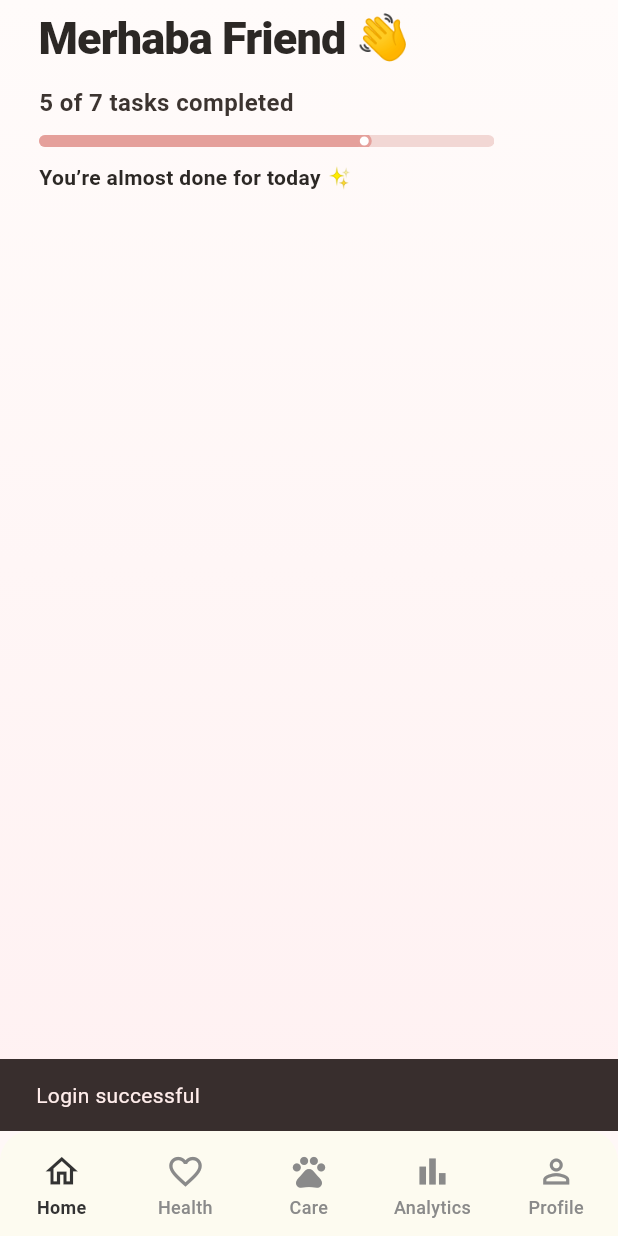
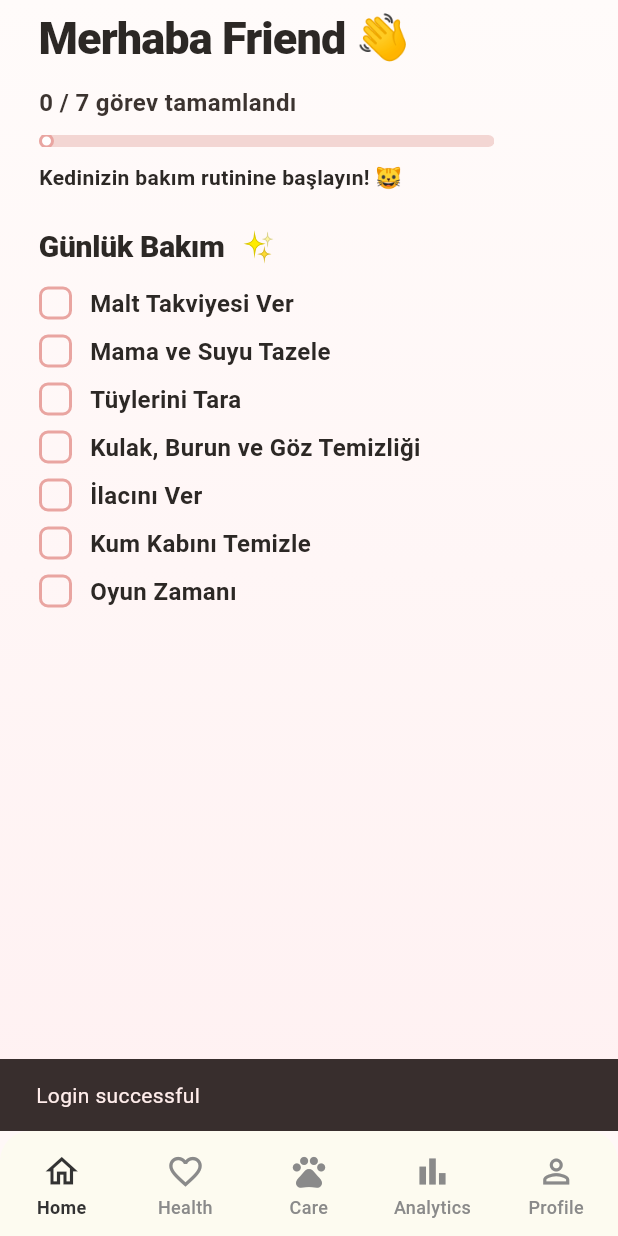
Before and after one commit to aleynayldzz/SmartPaw, a Flutter app: the HomeScreen screen opened directly, on a phone screen of 412 x 824 dp. Run offline on Flutter 3.47's test engine with Material 3 defaults, Android fonts, the phone set to English and light mode, and no system bars; our stand-ins replace flutter_secure_storage, jwt_decoder; accounts and stored records are empty.

Commit message:
#20 Daily Tasks Management frontend is finished.

```diff
--- a/smart_paw/lib/screens/home_screen.dart
+++ b/smart_paw/lib/screens/home_screen.dart
@@ -17,8 +17,23 @@ class _HomeScreenState extends State<HomeScreen> {
   static const int _profileTabIndex = 4;
 
   int _navIndex = 0;
-  final int _completedDailyTasks = 5;
-  final int _totalDailyTasks = 7;
+  late final List<_DailyTaskItem> _dailyTasks = const [
+    _DailyTaskItem(title: 'Malt Takviyesi Ver'),
+    _DailyTaskItem(title: 'Mama ve Suyu Tazele'),
+    _DailyTaskItem(title: 'Tüylerini Tara'),
+    _DailyTaskItem(
+      title: 'Kulak, Burun ve Göz Temizliği',
+    ),
+    _DailyTaskItem(title: 'İlacını Ver'),
+    _DailyTaskItem(title: 'Kum Kabını Temizle'),
+    _DailyTaskItem(title: 'Oyun Zamanı'),
+  ];
+
+  late final List<bool> _dailyTaskDone =
+      List<bool>.filled(_dailyTasks.length, false);
+
+  int get _completedDailyTasks => _dailyTaskDone.where((x) => x).length;
+  int get _totalDailyTasks => _dailyTasks.length;
 
   /// Registered profile name: first token for a short greeting (e.g. "Aleyna 👋").
   String get _profileGreetingName {
@@ -94,6 +109,11 @@ class _HomeScreenState extends State<HomeScreen> {
                         greetingName: _profileGreetingName,
                         completed: _completedDailyTasks,
                         total: _totalDailyTasks,
+                        tasks: _dailyTasks,
+                        taskDone: _dailyTaskDone,
+                        onToggleTask: (i) => setState(() {
+                          _dailyTaskDone[i] = !_dailyTaskDone[i];
+                        }),
                       )
                     : Center(
                         child: Padding(
@@ -133,11 +153,17 @@ class _HomeGreetingScroll extends StatelessWidget {
     required this.greetingName,
     required this.completed,
     required this.total,
+    required this.tasks,
+    required this.taskDone,
+    required this.onToggleTask,
   });
 
   final String greetingName;
   final int completed;
   final int total;
+  final List<_DailyTaskItem> tasks;
+  final List<bool> taskDone;
+  final ValueChanged<int> onToggleTask;
 
   static const Color _headingColor = Color(0xFF2C2825);
 
@@ -169,6 +195,36 @@ class _HomeGreetingScroll extends StatelessWidget {
           ),
           const SizedBox(height: 14),
           _DailyProgressHeader(completed: completed, total: total),
+          const SizedBox(height: 22),
+          const Text.rich(
+            TextSpan(
+              children: [
+                TextSpan(
+                  text: 'Günlük Bakım ',
+                  style: TextStyle(
+                    fontSize: 20,
+                    fontWeight: FontWeight.w800,
+                    color: _headingColor,
+                    letterSpacing: -0.2,
+                  ),
+                ),
+                TextSpan(
+                  text: ' ✨',
+                  style: TextStyle(
+                    fontSize: 20,
+                    fontWeight: FontWeight.w800,
+                    color: _headingColor,
+                  ),
+                ),
+              ],
+            ),
+          ),
+          const SizedBox(height: 12),
+          _DailyTaskList(
+            tasks: tasks,
+            done: taskDone,
+            onToggle: onToggleTask,
+          ),
         ],
       ),
     );
@@ -183,8 +239,8 @@ class _DailyProgressHeader extends StatelessWidget {
 
   static const Color _textColor = Color(0xFF2C2825);
   static const Color _counterColor = Color(0xFF3C3430);
-  static const Color _track = Color(0xFFF2D7D4); // pastel pink track (was yellow-ish in ref)
-  static const Color _fill = Color(0xFFE5A09B); // primary pink fill
+  static const Color _track = Color(0xFFF3D6D3); // pastel pink track
+  static const Color _fill = Color(0xFFE9A5A1); // app primary pink
   static const double _barHeight = 8;
 
   double get _ratio {
@@ -196,14 +252,14 @@ class _DailyProgressHeader extends StatelessWidget {
 
   String get _subtitle {
     final pct = (_ratio * 100).round();
-    if (pct <= 0) return 'Start your day! ✨';
-    if (pct >= 100) return 'All tasks done! Great job! 🐾';
-    return 'You’re almost done for today ✨';
+    if (pct <= 0) return 'Kedinizin bakım rutinine başlayın! 🐱';
+    if (pct >= 100) return 'Tüm görevler tamamlandı! Harikasın! 😸🎉';
+    return 'Bugünkü işiniz neredeyse bitti! 🐈‍⬛🐾';
   }
 
   @override
   Widget build(BuildContext context) {
-    final counter = '$completed of $total tasks completed';
+    final counter = '$completed / $total görev tamamlandı';
 
     return Align(
       alignment: Alignment.centerLeft,
@@ -226,7 +282,7 @@ class _DailyProgressHeader extends StatelessWidget {
                 // Reference bar is not full-bleed; keep it compact.
                 final barW = constraints.maxWidth * 0.92;
                 return TweenAnimationBuilder<double>(
-                  tween: Tween<double>(begin: 0, end: _ratio),
+                  tween: Tween<double>(end: _ratio),
                   duration: const Duration(milliseconds: 450),
                   curve: Curves.easeOutCubic,
                   builder: (context, value, _) {
@@ -288,3 +344,84 @@ class _DailyProgressHeader extends StatelessWidget {
     );
   }
 }
+
+class _DailyTaskList extends StatelessWidget {
+  const _DailyTaskList({
+    required this.tasks,
+    required this.done,
+    required this.onToggle,
+  });
+
+  final List<_DailyTaskItem> tasks;
+  final List<bool> done;
+  final ValueChanged<int> onToggle;
+
+  static const Color _text = Color(0xFF2C2825);
+  static const Color _doneText = Color(0xFF9A8E88);
+
+  @override
+  Widget build(BuildContext context) {
+    return Column(
+      children: List<Widget>.generate(tasks.length, (i) {
+        final t = tasks[i];
+        final isDone = done[i];
+        return Padding(
+          padding: const EdgeInsets.only(bottom: 10),
+          child: InkWell(
+            borderRadius: BorderRadius.circular(14),
+            onTap: () => onToggle(i),
+            child: Row(
+              children: [
+                _SoftCheckbox(value: isDone),
+                const SizedBox(width: 12),
+                Expanded(
+                  child: Text(
+                    t.title,
+                    style: TextStyle(
+                      fontSize: 16,
+                      height: 1.15,
+                      fontWeight: FontWeight.w700,
+                      color: isDone ? _doneText : _text,
+                    ),
+                  ),
+                ),
+              ],
+            ),
+          ),
+        );
+      }),
+    );
+  }
+}
+
+class _SoftCheckbox extends StatelessWidget {
+  const _SoftCheckbox({required this.value});
+
+  final bool value;
+
+  static const Color _pink = Color(0xFFE9A5A1);
+
+  @override
+  Widget build(BuildContext context) {
+    return AnimatedContainer(
+      duration: const Duration(milliseconds: 220),
+      curve: Curves.easeOut,
+      height: 22,
+      width: 22,
+      decoration: BoxDecoration(
+        color: value ? _pink : Colors.transparent,
+        borderRadius: BorderRadius.circular(6),
+        border: Border.all(color: _pink, width: 2),
+      ),
+      child: value
+          ? const Icon(Icons.check_rounded, size: 16, color: Colors.white)
+          : null,
+    );
+  }
+}
+
+class _DailyTaskItem {
+  const _DailyTaskItem({required this.title});
+
+  final String title;
+}
```
